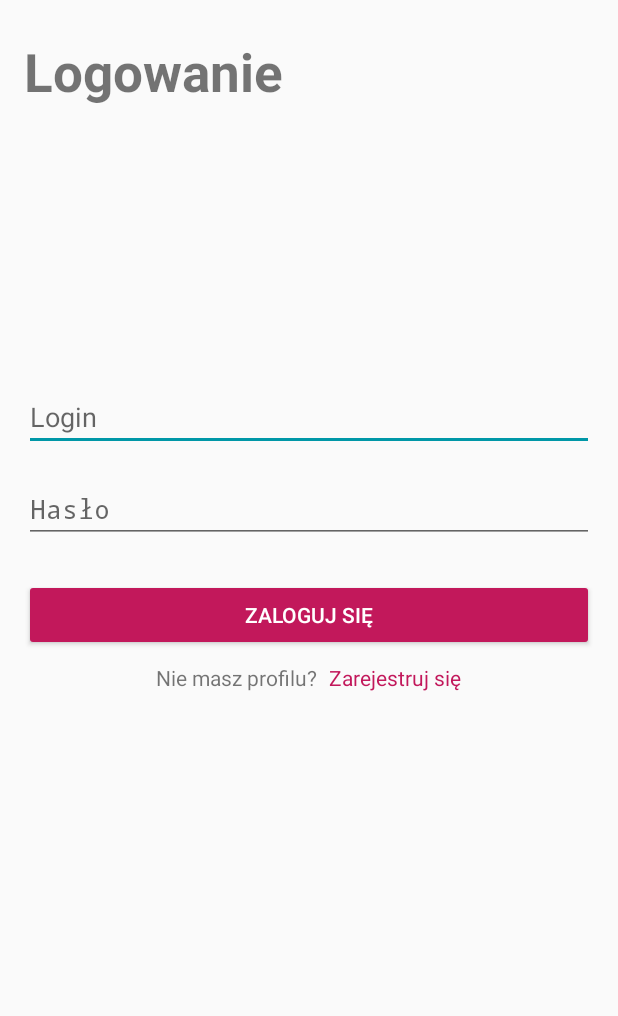
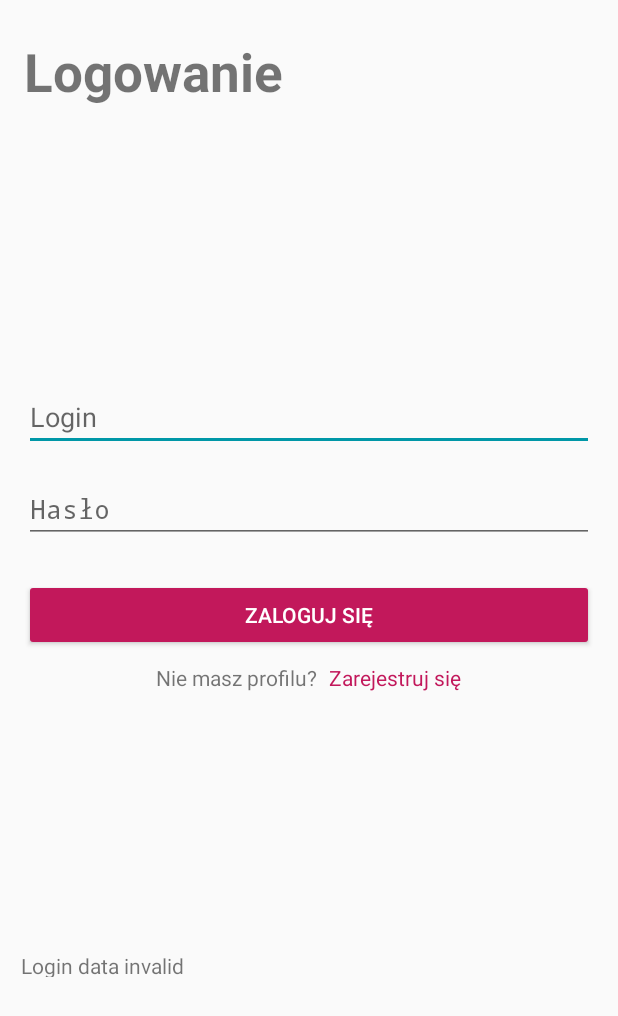
Before and after one commit to hwawrzacz/mr.Task-Android, an Android app: the screen it shows after launch (LoginActivity), after a tap on "ZALOGUJ SIĘ", on a phone screen of 412 x 824 dp. Shown: the top 1016 px of the screen. Run offline under Robolectric (Android 15) with nearby library versions, the phone set to English and light mode, and no system bars.

Commit message:
Login operation on mock data with MVVM

```diff
--- a/app/src/main/java/com/example/todolist/LoginActivity.kt
+++ b/app/src/main/java/com/example/todolist/LoginActivity.kt
@@ -10,6 +10,9 @@ import com.example.todolist.ui.manager.MyFragmentManager
 class LoginActivity : AppCompatActivity() {
     // Czy tutaj można stwrorzyć menedżera przekazując aktywność?
     // Czy aktywność istnieje w tym miejscu?
+
+    // Login fragment
+
     private lateinit var myFragmentManaget: MyFragmentManager
 
     override fun onCreate(savedInstanceState: Bundle?) {
--- a/app/src/main/java/com/example/todolist/TaskDetails.kt
+++ b/app/src/main/java/com/example/todolist/TaskDetails.kt
@@ -5,7 +5,7 @@ import android.content.DialogInterface
 import androidx.appcompat.app.AppCompatActivity
 import android.os.Bundle
 import android.widget.ArrayAdapter
-import com.example.todolist.dal.DBHelper
+import com.example.todolist.model.dal.DBHelper
 import com.example.todolist.model.*
 import com.google.android.material.snackbar.Snackbar
 import kotlinx.android.synthetic.main.activity_task_details.*
--- /dev/null
+++ b/app/src/main/java/com/example/todolist/model/LoginUser.kt
@@ -0,0 +1,7 @@
+package com.example.todolist.model
+
+class LoginUser(var login: String, var password: String) {
+    override fun toString(): String {
+        return "${this.login} ${this.password}"
+    }
+}
--- a/app/src/main/java/com/example/todolist/model/User.kt
+++ b/app/src/main/java/com/example/todolist/model/User.kt
@@ -1,8 +1,6 @@
 package com.example.todolist.model
 
-class User (var login: String,
-            var firstName: String,
-            var lastName: String) {
+class User (var login: String, var firstName: String, var lastName: String) {
     override fun toString(): String {
         return "${this.login}: ${this.firstName} ${this.lastName}"
     }
--- a/app/src/main/java/com/example/todolist/dal/DBHelper.kt
+++ b/app/src/main/java/com/example/todolist/model/dal/DBHelper.kt
@@ -1,10 +1,9 @@
-package com.example.todolist.dal
+package com.example.todolist.model.dal
 
 import android.content.ContentValues
 import android.content.Context
 import android.database.sqlite.SQLiteDatabase
 import android.database.sqlite.SQLiteOpenHelper
-import android.util.Log
 import com.example.todolist.model.*
 
 class DBHelper(context: Context?): SQLiteOpenHelper(context, NAME, null, VERSION) {
--- /dev/null
+++ b/app/src/main/java/com/example/todolist/model/dal/MockDatabase.kt
@@ -0,0 +1,49 @@
+package com.example.todolist.model.dal
+
+import android.util.Log
+import com.example.todolist.model.User
+import com.example.todolist.model.LoginUser
+
+object MockDatabase {
+    private val allUsersLoginData = mutableListOf<LoginUser>()
+    private val allUsersPersonalData = mutableListOf<User>()
+
+    init {
+        addMockUsers()
+    }
+
+    private fun addMockUsers() {
+        allUsersPersonalData.add(User("hubwaw", "Hubert", "Wawrzacz"))
+        allUsersPersonalData.add(User("zanmie", "Żaneta", "Mielczarek"))
+        allUsersPersonalData.add(User("szylip", "Szymon", "Lipiec"))
+        allUsersPersonalData.add(User("julisk", "Julia", "Iskierka"))
+
+        allUsersLoginData.add(LoginUser("hubwaw", "qwerty123"))
+        allUsersLoginData.add(LoginUser("zanmie", "qwerty123"))
+        allUsersLoginData.add(LoginUser("szylip", "qwerty123"))
+        allUsersLoginData.add(LoginUser("julisk", "qwerty123"))
+    }
+
+    fun findLoginUserByLogin(login: String): LoginUser? {
+        var user: LoginUser? = null
+
+        allUsersLoginData.forEach {
+            if (it.login.equals(login)) {
+                user = it
+            }
+        }
+
+        return user
+    }
+
+    fun findUserByLogin(login: String): User? {
+        var user: User? = null
+
+        allUsersPersonalData.forEach {
+            if (it.login == login)
+                user = it
+        }
+
+        return user
+    }
+}
--- /dev/null
+++ b/app/src/main/java/com/example/todolist/model/repositories/UserRepository.kt
@@ -0,0 +1,17 @@
+package com.example.todolist.model.repositories
+
+import android.util.Log
+import com.example.todolist.model.User
+import com.example.todolist.model.LoginUser
+import com.example.todolist.model.dal.MockDatabase
+
+class UserRepository {
+    fun getUserPersonalData(login: String): User? {
+//        return MockDatabase.findUserByLogin(login)
+        return User("a","b","s")
+    }
+
+    fun getUserLoginData(login: String): LoginUser? {
+        return MockDatabase.findLoginUserByLogin(login)
+    }
+}
--- a/app/src/main/java/com/example/todolist/ui/home_screen/HomeScreenFragment.kt
+++ b/app/src/main/java/com/example/todolist/ui/home_screen/HomeScreenFragment.kt
@@ -9,7 +9,7 @@ import android.view.ViewGroup
 import androidx.fragment.app.Fragment
 import androidx.fragment.app.FragmentTransaction
 import com.example.todolist.R
-import com.example.todolist.dal.DBHelper
+import com.example.todolist.model.dal.DBHelper
 import com.example.todolist.ui.new_task.NewTaskFragment
 import com.example.todolist.model.Task
 import com.example.todolist.ui.recyclerViewAdapters.TaskListAdapter
--- a/app/src/main/java/com/example/todolist/ui/login/LoginFragment.kt
+++ b/app/src/main/java/com/example/todolist/ui/login/LoginFragment.kt
@@ -1,18 +1,27 @@
 package com.example.todolist.ui.login
 
 import android.os.Bundle
+import android.util.Log
 import android.view.LayoutInflater
 import android.view.View
 import android.view.ViewGroup
+import android.widget.EditText
+import android.widget.TextView
 import android.widget.Toast
 import androidx.appcompat.app.AppCompatActivity
 import androidx.fragment.app.Fragment
+import androidx.lifecycle.Observer
+import androidx.lifecycle.ViewModel
+import androidx.lifecycle.ViewModelProvider
+import androidx.lifecycle.ViewModelProviders
 import com.example.todolist.R
 import com.example.todolist.ui.registration.RegistrationFragment
 import com.example.todolist.ui.manager.MyFragmentManager
 import kotlinx.android.synthetic.main.login_fragment.view.*
+import org.w3c.dom.Text
 
 class LoginFragment: Fragment() {
+    // viewModel może być polem klasy, czy lepiej tworzyć wewnątrz każdej metody?
     private lateinit var myFragmentManager: MyFragmentManager
 
     override fun onCreateView(
@@ -26,8 +35,17 @@ class LoginFragment: Fragment() {
 
         // Start loging-in process
         view.button_login.setOnClickListener{
-            Toast.makeText(context, "Starting loging-in process", Toast.LENGTH_SHORT).show()
+//            Toast.makeText(context, "Starting loging-in process", Toast.LENGTH_SHORT).show()
+            this.loginUser()
         }
+
+        // Tworzenie ViewModelu
+        val viewModelProvider = LoginViewModelFactory()
+        val viewModel = ViewModelProviders.of(this, viewModelProvider)
+            .get(LoginViewModel::class.java)
+
+        // Zgłoszenie obserwatora
+        viewModel.getIsLoggedSuccessfully().observe(this, Observer{ this.showMessage(it)})
 
         // Open registration fragment
         view.link_register.setOnClickListener{
@@ -38,4 +56,30 @@ class LoginFragment: Fragment() {
 
         return view
     }
+
+    private fun loginUser() {
+        // Tworzenie ViewModelu
+        val viewModelProvider = LoginViewModelFactory()
+        val viewModel = ViewModelProviders.of(this, viewModelProvider)
+            .get(LoginViewModel::class.java)
+
+        val login = activity?.findViewById<EditText>(R.id.login)?.text.toString()
+        val password = activity?.findViewById<EditText>(R.id.password)?.text.toString()
+
+        viewModel.loginUser(login, password)
+    }
+
+    private fun showMessage(value: Boolean) {
+        val output = view?.findViewById<TextView>(R.id.login_data_test)
+        lateinit var message: String
+
+        if (value) {
+            message = "Login successful"
+        }
+        else message = "Login data invalid"
+
+        Toast.makeText(context, message, Toast.LENGTH_SHORT).show()
+
+        output?.text = message
+    }
 }
--- /dev/null
+++ b/app/src/main/java/com/example/todolist/ui/login/LoginViewModel.kt
@@ -0,0 +1,28 @@
+package com.example.todolist.ui.login
+
+import android.util.Log
+import androidx.lifecycle.LiveData
+import androidx.lifecycle.MutableLiveData
+import androidx.lifecycle.ViewModel
+import com.example.todolist.model.User
+import com.example.todolist.model.repositories.UserRepository
+
+class LoginViewModel: ViewModel() {
+    private var isLoggedSuccessfuly = MutableLiveData<Boolean>()
+    private val repository = UserRepository()
+
+    fun getIsLoggedSuccessfully(): LiveData<Boolean> {
+        return this.isLoggedSuccessfuly
+    }
+
+    fun loginUser(login: String, password: String) {
+        val user = repository.getUserLoginData(login)
+
+        if (user != null) {
+            this.isLoggedSuccessfuly.value = true
+        }
+        else this.isLoggedSuccessfuly.value = false
+
+//        Log.i("login", "Login user value " + this.isLoggedSuccessfuly.value)
+    }
+}
--- /dev/null
+++ b/app/src/main/java/com/example/todolist/ui/login/LoginViewModelFactory.kt
@@ -0,0 +1,11 @@
+package com.example.todolist.ui.login
+
+import androidx.lifecycle.ViewModel
+import androidx.lifecycle.ViewModelProvider
+
+class LoginViewModelFactory: ViewModelProvider.NewInstanceFactory() {
+
+    override fun <T : ViewModel?> create(modelClass: Class<T>): T {
+        return LoginViewModel() as T
+    }
+}
--- a/app/src/main/java/com/example/todolist/ui/new_task/NewTaskFragment.kt
+++ b/app/src/main/java/com/example/todolist/ui/new_task/NewTaskFragment.kt
@@ -6,7 +6,7 @@ import android.view.View
 import android.view.ViewGroup
 import android.widget.ArrayAdapter
 import androidx.fragment.app.Fragment
-import com.example.todolist.dal.DBHelper
+import com.example.todolist.model.dal.DBHelper
 import com.example.todolist.model.Priority
 import com.example.todolist.model.Task
 import com.example.todolist.R
--- a/app/src/main/res/layout/login_fragment.xml
+++ b/app/src/main/res/layout/login_fragment.xml
@@ -22,7 +22,7 @@
         app:layout_constraintVertical_bias="0.0" />
 
     <EditText
-        android:id="@+id/first_name"
+        android:id="@+id/login"
         android:layout_width="match_parent"
         android:layout_height="wrap_content"
         android:layout_marginStart="16dp"
@@ -49,8 +49,8 @@
         android:textAppearance="@style/Widget.AppCompat.Spinner.Underlined"
         app:layout_constraintBottom_toBottomOf="parent"
         app:layout_constraintEnd_toEndOf="parent"
-        app:layout_constraintStart_toStartOf="@+id/first_name"
-        app:layout_constraintTop_toBottomOf="@+id/first_name"
+        app:layout_constraintStart_toStartOf="@+id/login"
+        app:layout_constraintTop_toBottomOf="@+id/login"
         app:layout_constraintVertical_bias="0.0" />
 
     <Button
@@ -105,4 +105,14 @@
             app:layout_constraintTop_toBottomOf="@+id/button_login" />
     </LinearLayout>
 
+    <TextView
+        android:id="@+id/login_data_test"
+        android:layout_width="400dp"
+        android:layout_height="17dp"
+        android:text="example"
+        app:layout_constraintBottom_toBottomOf="parent"
+        app:layout_constraintEnd_toEndOf="@+id/linearLayout2"
+        app:layout_constraintStart_toStartOf="@+id/linearLayout2"
+        app:layout_constraintTop_toBottomOf="@+id/linearLayout2" />
+
 </androidx.constraintlayout.widget.ConstraintLayout>
```
